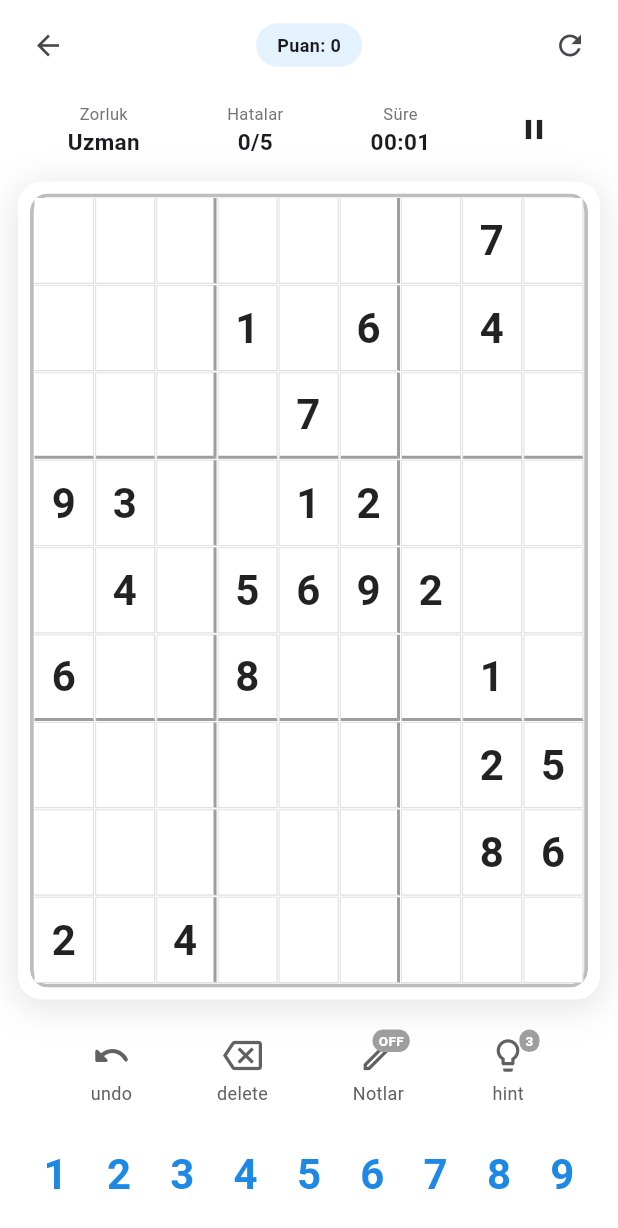
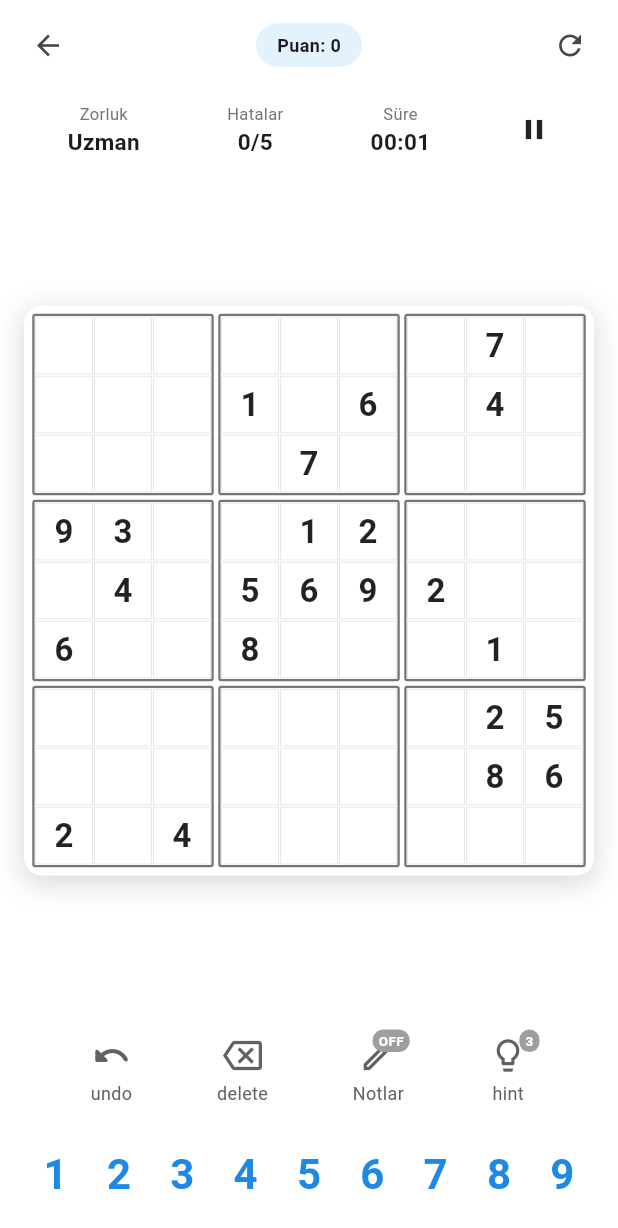
Before and after one commit to gokhananac66/Gokhan, a Flutter app: the GameScreen screen opened directly, on a phone screen of 412 x 824 dp. Shown: the top 1228 px of the screen. Run offline on Flutter 3.47's test engine with Material 3 defaults, Android fonts, the phone set to English and light mode, and no system bars; our stand-ins replace audioplayers, confetti, firebase_auth, firebase_core, firebase_database, fl_chart and 4 more; missing offline and left inert: in_app_purchase_android, in_app_purchase_storekit; accounts and stored records are empty; network calls fail; statements that could not run were skipped.

Commit message:
Feature: Theme support for single player mode, improved UI
- Added ThemeService integration to game_screen.dart (single player)
- Themes now work in both classic and multiplayer modes
- Updated _buildCell() and _buildSudokuGrid() to use theme colors
- Daily Challenge calendar redesign with golden trophy header
- Sound system integration with SoundService
- Various UI improvements and fixes

```diff
--- a/test_sudoku/lib/screens/game_screen.dart
+++ b/test_sudoku/lib/screens/game_screen.dart
@@ -9,6 +9,8 @@ import '../widgets/game_result_dialog.dart';
 import '../services/progression_service.dart';
 import '../services/user_status_service.dart';
 import '../services/daily_challenge_service.dart';
+import '../services/sound_service.dart';
+import '../services/theme_service.dart';
 
 enum GameMode { single, multiplayer, race }
 
@@ -77,6 +79,9 @@ class _GameScreenState extends State<GameScreen> {
   int? _lastWrongRow;
   int? _lastWrongCol;
 
+  // Tema desteği
+  GameTheme? _gameTheme;
+
   @override
   void initState() {
     super.initState();
@@ -124,10 +129,16 @@ class _GameScreenState extends State<GameScreen> {
 
   Future<void> _loadSettings() async {
     final prefs = await SharedPreferences.getInstance();
+
+    // Temayı yükle
+    final themeId = await ThemeService().getSelectedTheme();
+    final isDark = WidgetsBinding.instance.platformDispatcher.platformBrightness == Brightness.dark;
+
     setState(() {
       timerEnabled = prefs.getBool('timerEnabled') ?? true;
       soundEnabled = prefs.getBool('soundEnabled') ?? true;
       vibrationEnabled = prefs.getBool('vibrationEnabled') ?? true;
+      _gameTheme = GameTheme.getTheme(themeId, isDark);
     });
   }
 
@@ -206,20 +217,27 @@ class _GameScreenState extends State<GameScreen> {
 
   Future<void> _playClickSound() async {
     if (!soundEnabled) return;
-    SystemSound.play(SystemSoundType.click);
+    SoundService().playButtonClick();
   }
 
   Future<void> _playCorrectSound() async {
     if (!soundEnabled) return;
-    SystemSound.play(SystemSoundType.click);
+    SoundService().playMove();
   }
 
   Future<void> _playWinSound() async {
     if (!soundEnabled) return;
-    for (int i = 0; i < 3; i++) {
-      SystemSound.play(SystemSoundType.click);
-      await Future.delayed(const Duration(milliseconds: 100));
+    SoundService().playWin();
   }
+
+  Future<void> _playErrorSound() async {
+    if (!soundEnabled) return;
+    SoundService().playError();
+  }
+
+  Future<void> _playLoseSound() async {
+    if (!soundEnabled) return;
+    SoundService().playLose();
   }
 
   Future<void> _vibrate() async {
@@ -603,16 +621,22 @@ class _GameScreenState extends State<GameScreen> {
 
   Widget _buildSudokuGrid() {
     final isDark = Theme.of(context).brightness == Brightness.dark;
+    final theme = _gameTheme ?? GameTheme.getTheme('default', isDark);
 
-    return Container(
+    return Center(
+      child: Container(
+        constraints: BoxConstraints(
+          maxWidth: MediaQuery.of(context).size.width - 32,
+          maxHeight: MediaQuery.of(context).size.width - 32,
+        ),
         decoration: BoxDecoration(
-        color: isDark ? Color(0xFF2D2D2D) : Colors.white,
-        borderRadius: BorderRadius.circular(16),
+          color: isDark ? Color(0xFF1E1E1E) : Colors.white,
+          borderRadius: BorderRadius.circular(12),
           boxShadow: [
             BoxShadow(
-            color: Colors.black.withOpacity(0.1),
-            blurRadius: 20,
-            spreadRadius: 2,
+              color: Colors.black.withOpacity(0.15),
+              blurRadius: 15,
+              spreadRadius: 1,
               offset: const Offset(0, 4),
             ),
           ],
@@ -620,22 +644,35 @@ class _GameScreenState extends State<GameScreen> {
         child: AspectRatio(
           aspectRatio: 1,
           child: Container(
-          padding: const EdgeInsets.all(8),
-          child: ClipRRect(
-            borderRadius: BorderRadius.circular(12),
+            padding: const EdgeInsets.all(4),
+            child: Column(
+              children: List.generate(3, (blockRow) => Expanded(
+                child: Row(
+                  children: List.generate(3, (blockCol) => Expanded(
                     child: Container(
+                      margin: EdgeInsets.all(1.5),
                       decoration: BoxDecoration(
                         border: Border.all(
-                  color: isDark ? Colors.grey.shade700 : Colors.grey.shade400,
-                  width: 2.5,
+                          color: theme.thickGridLineColor,
+                          width: 1.5,
                         ),
-                borderRadius: BorderRadius.circular(12),
+                        borderRadius: BorderRadius.circular(2),
                       ),
                       child: Column(
-                children: List.generate(9, (row) => Expanded(
-                  child: Row(children: List.generate(9, (col) => Expanded(child: _buildCell(row, col)))),
+                        children: List.generate(3, (cellRow) => Expanded(
+                          child: Row(
+                            children: List.generate(3, (cellCol) {
+                              final row = blockRow * 3 + cellRow;
+                              final col = blockCol * 3 + cellCol;
+                              return Expanded(child: _buildCell(row, col));
+                            }),
+                          ),
                         )),
                       ),
+                    ),
+                  )),
+                ),
+              )),
             ),
           ),
         ),
@@ -645,6 +682,8 @@ class _GameScreenState extends State<GameScreen> {
 
   Widget _buildCell(int row, int col) {
     final isDark = Theme.of(context).brightness == Brightness.dark;
+    final theme = _gameTheme ?? GameTheme.getTheme('default', isDark);
+
     bool isSelected = row == selectedRow && col == selectedCol;
     bool isOriginalCell = isOriginal[row][col];
     bool isWrong = board[row][col] != 0 && board[row][col] != solution[row][col] && !isOriginalCell;
@@ -659,22 +698,20 @@ class _GameScreenState extends State<GameScreen> {
     bool isHighlighted = (isSameRow || isSameCol || isSameBox) && !isSelected;
     bool isSameNumber = selectedRow != null && selectedCol != null && board[selectedRow!][selectedCol!] != 0 && board[row][col] == board[selectedRow!][selectedCol!] && !isSelected;
 
-    // Border widths for 3x3 blocks
-    double rightBorder = (col == 2 || col == 5) ? 2.0 : 0.8;
-    double bottomBorder = (row == 2 || row == 5) ? 2.0 : 0.8;
+    // Arka plan rengi - temadan al
+    Color bgColor;
+    if (isSelected) bgColor = theme.selectedCell;
+    else if (isWrong) bgColor = theme.wrongCell;
+    else if (isInCompletedGroup) bgColor = theme.completedCell;
+    else if (isSameNumber) bgColor = theme.highlightedCell;
+    else if (isHighlighted) bgColor = theme.highlightedCell.withOpacity(0.5);
+    else bgColor = isDark ? const Color(0xFF262626) : Colors.white;
 
-    Color bgColor;
-    if (isSelected) bgColor = isDark ? const Color(0xFF1E3A5F) : Colors.blue.shade100;
-    else if (isWrong) bgColor = isDark ? Colors.red.shade900.withOpacity(0.4) : Colors.red.shade100;
-    else if (isInCompletedGroup) bgColor = isDark ? Colors.green.shade900.withOpacity(0.3) : Colors.green.shade50;
-    else if (isSameNumber) bgColor = isDark ? Colors.blue.shade900.withOpacity(0.3) : const Color(0xFFE3F2FD);
-    else if (isHighlighted) bgColor = isDark ? const Color(0xFF1A2733) : const Color(0xFFE8F4FD);
-    else bgColor = isDark ? const Color(0xFF2D2D2D) : Colors.white;
-
+    // Yazı rengi - temadan al, HATALAR BELİRGİN KIRMIZI
     Color textColor;
-    if (isOriginalCell) textColor = isDark ? Colors.white : Colors.black87;
-    else if (isWrong) textColor = Colors.red.shade700;
-    else textColor = isDark ? Colors.blue.shade300 : Colors.blue.shade600;
+    if (isWrong) textColor = const Color(0xFFE53935); // Belirgin kırmızı
+    else if (isOriginalCell) textColor = theme.textColor;
+    else textColor = isDark ? const Color(0xFF64B5F6) : const Color(0xFF1976D2);
 
     return GestureDetector(
       onTap: () => _selectCell(row, col),
@@ -682,27 +719,9 @@ class _GameScreenState extends State<GameScreen> {
         margin: const EdgeInsets.all(0.5),
         decoration: BoxDecoration(
           color: bgColor,
-          border: Border(
-            top: BorderSide(
-              color: row == 0 ? Colors.transparent : (isDark ? Colors.grey.shade700 : Colors.grey.shade300),
-              width: 0,
-            ),
-            left: BorderSide(
-              color: col == 0 ? Colors.transparent : (isDark ? Colors.grey.shade700 : Colors.grey.shade300),
-              width: 0,
-            ),
-            right: BorderSide(
-              color: (col == 2 || col == 5)
-                ? (isDark ? Colors.grey.shade600 : Colors.grey.shade500)
-                : (isDark ? Colors.grey.shade800 : Colors.grey.shade300),
-              width: rightBorder,
-            ),
-            bottom: BorderSide(
-              color: (row == 2 || row == 5)
-                ? (isDark ? Colors.grey.shade600 : Colors.grey.shade500)
-                : (isDark ? Colors.grey.shade800 : Colors.grey.shade300),
-              width: bottomBorder,
-            ),
+          border: Border.all(
+            color: theme.gridLineColor,
+            width: 0.5,
           ),
         ),
         child: Center(
@@ -710,7 +729,7 @@ class _GameScreenState extends State<GameScreen> {
               ? Text(
                   '$value',
                   style: TextStyle(
-                    fontSize: 28,
+                    fontSize: 22,
                     fontWeight: isOriginalCell ? FontWeight.w700 : FontWeight.w500,
                     color: textColor,
                   ),
@@ -718,7 +737,7 @@ class _GameScreenState extends State<GameScreen> {
               : cellNotes.isNotEmpty
                   ? GridView.count(
                       crossAxisCount: 3,
-                      padding: const EdgeInsets.all(2),
+                      padding: const EdgeInsets.all(1),
                       physics: const NeverScrollableScrollPhysics(),
                       children: List.generate(
                         9,
@@ -726,8 +745,8 @@ class _GameScreenState extends State<GameScreen> {
                           child: Text(
                             cellNotes.contains(i + 1) ? '${i + 1}' : '',
                             style: TextStyle(
-                              fontSize: 10,
-                              color: isDark ? Colors.grey.shade500 : Colors.grey.shade600,
+                              fontSize: 8,
+                              color: theme.hintTextColor,
                             ),
                           ),
                         ),
```
Also changed, not shown: test_sudoku/lib/screens/daily_challenge_screen.dart (+177 -178 lines), test_sudoku/lib/screens/home_screen.dart (+6 -33 lines), test_sudoku/lib/screens/online_game_screen.dart (+49 -51 lines). Lines whose indentation alone changed are shown as unchanged.
